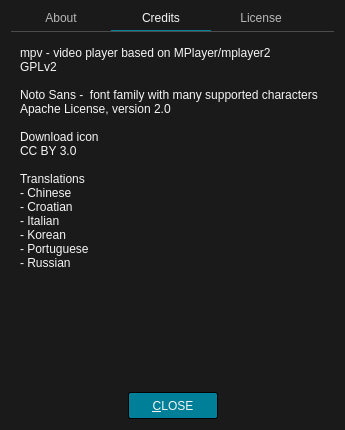
Old version of the form src/ui/aboutdialog.ui in the repository u8sand/Baka-MPlayer.
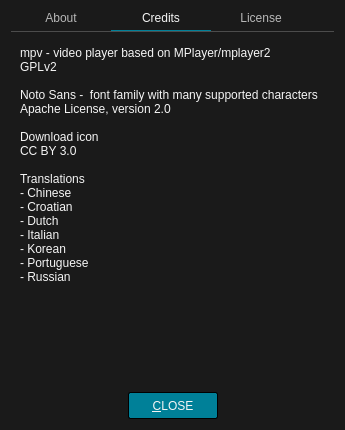
New version of the form. The open tabs and pages were chosen to show the change. Icons and pictures are not drawn.

Commit message: aboutdialog.ui: add translation credits for Dutch

Patch:
```diff
--- a/src/ui/aboutdialog.ui
+++ b/src/ui/aboutdialog.ui
@@ -228,6 +228,7 @@
 Translations
 - Chinese &lt;amazingfate, Antares95&gt;
 - Croatian &lt;gogo&gt;
+- Dutch &lt;robin007bond&gt;
 - Italian &lt;Aloysius&gt;
 - Korean &lt;godly-devotion&gt;
 - Portuguese &lt;u8sand&gt;
```
